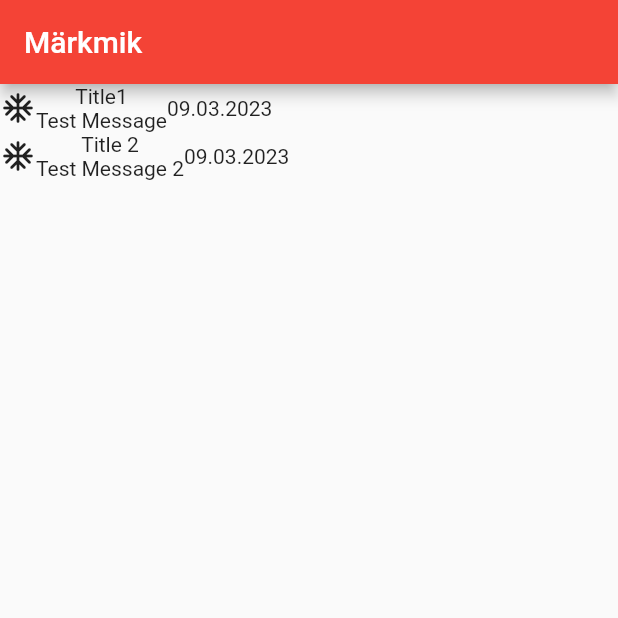
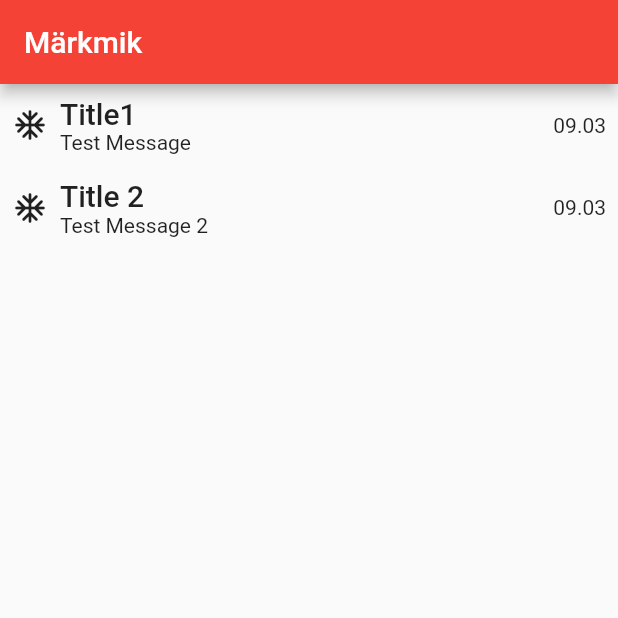
Before and after one commit to borohhov/mainor2023notes, a Flutter app: the screen it shows after launch, on a phone screen of 412 x 824 dp, the top half of it. Run offline on Flutter 3.47's test engine with Material 2 defaults, Android fonts, the phone set to English and light mode, and no system bars.

Commit message:
design update

```diff
--- a/lib/screens/home-screen.dart
+++ b/lib/screens/home-screen.dart
@@ -33,9 +33,12 @@ class _HomeScreenState extends State<HomeScreen> {
   Widget build(BuildContext context) {
     return Scaffold(
       appBar: AppBar(title: const Text("Märkmik"),),
-      body: Center(child: Column(
-        children: getTestNotes().map((note) => NoteRowWidget(note: note)).toList(),
-      )),
+      body: Padding(
+        padding: const EdgeInsets.symmetric(horizontal: 8.0),
+        child: Center(child: Column(
+          children: getTestNotes().map((note) => NoteRowWidget(note: note)).toList(),
+        )),
+      ),
     );
   }
 
--- a/lib/widgets/note-row-widget.dart
+++ b/lib/widgets/note-row-widget.dart
@@ -8,13 +8,22 @@ class NoteRowWidget extends StatelessWidget {
 
   @override
   Widget build(BuildContext context) {
-    return Row(children: [
-      Icon(Icons.ac_unit_rounded),
-      Column(children: [
-        Text(note.title),
-        Text(note.message),
+    return Padding(
+      padding: const EdgeInsets.symmetric(vertical: 8.0),
+      child: Row(children: [
+        Icon(Icons.ac_unit_rounded),
+        Padding(
+          padding: const EdgeInsets.only(left: 8.0),
+          child: Column(
+            crossAxisAlignment: CrossAxisAlignment.start,
+            children: [
+            Text(note.title, style: Theme.of(context).textTheme.headline6,),
+            Text(note.message, style: Theme.of(context).textTheme.bodyMedium,),
+          ],),
+        ),
+        const Spacer(),
+        Text(DateFormat('dd.MM').format(note.date))
       ],),
-      Text(DateFormat('dd.MM.yyyy').format(note.date))
-    ],);
+    );
   }
 }
```
